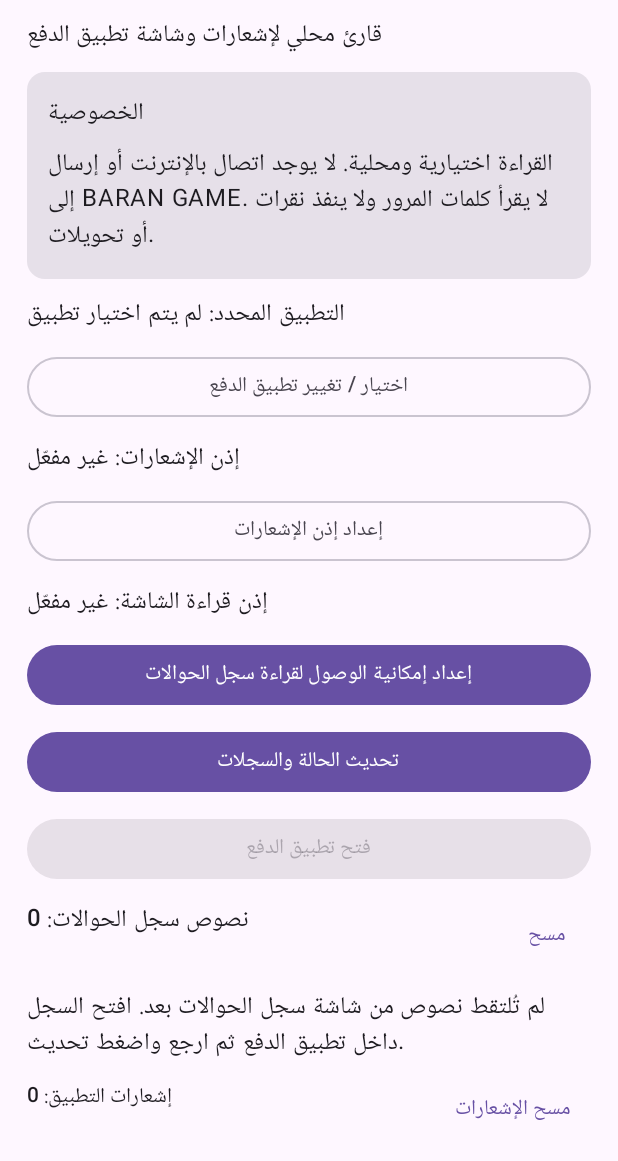
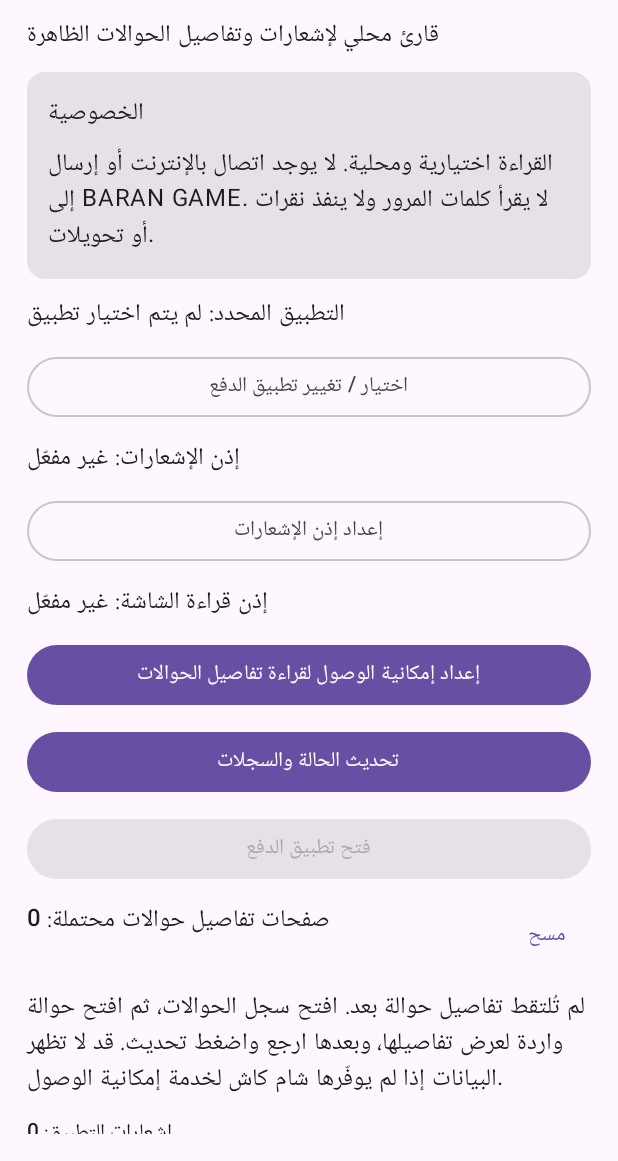
Before and after one commit to eyadooon-cmyk/Baran-Game, an Android app built with Jetpack Compose: the screen it shows after launch (MainActivity), on a phone screen of 412 x 824 dp, the part 75-1236 px from its top. Run offline under Robolectric (Android 15) with nearby library versions, the phone set to English and light mode, and no system bars.

Commit message:
Clarify BARO transfer detail reader UI

```diff
--- a/payment-bridge/app/src/main/java/com/barangame/paymentbridge/MainActivity.kt
+++ b/payment-bridge/app/src/main/java/com/barangame/paymentbridge/MainActivity.kt
@@ -90,7 +90,7 @@ class MainActivity : ComponentActivity() {
             verticalArrangement = Arrangement.spacedBy(10.dp)
         ) {
             Text("BARO Payment Bridge", style = MaterialTheme.typography.headlineSmall)
-            Text("قارئ محلي لإشعارات وشاشة تطبيق الدفع", style = MaterialTheme.typography.titleMedium)
+            Text("قارئ محلي لإشعارات وتفاصيل الحوالات الظاهرة", style = MaterialTheme.typography.titleMedium)
 
             Card(Modifier.fillMaxWidth()) {
                 Column(Modifier.padding(14.dp), verticalArrangement = Arrangement.spacedBy(6.dp)) {
@@ -114,7 +114,7 @@ class MainActivity : ComponentActivity() {
             Button(
                 onClick = { startActivity(Intent(Settings.ACTION_ACCESSIBILITY_SETTINGS)) },
                 modifier = Modifier.fillMaxWidth()
-            ) { Text("إعداد إمكانية الوصول لقراءة سجل الحوالات") }
+            ) { Text("إعداد إمكانية الوصول لقراءة تفاصيل الحوالات") }
 
             Button(
                 onClick = {
@@ -138,14 +138,14 @@ class MainActivity : ComponentActivity() {
             ) { Text("فتح تطبيق الدفع") }
 
             Row(Modifier.fillMaxWidth(), horizontalArrangement = Arrangement.SpaceBetween) {
-                Text("نصوص سجل الحوالات: ${snapshots.size}", style = MaterialTheme.typography.titleMedium)
+                Text("صفحات تفاصيل حوالات محتملة: ${snapshots.size}", style = MaterialTheme.typography.titleMedium)
                 TextButton(onClick = {
                     prefs.edit().remove(NotificationCaptureService.KEY_SCREEN_READS).apply()
                     refresh++
                 }) { Text("مسح") }
             }
             if (snapshots.isEmpty()) {
-                Text("لم تُلتقط نصوص من شاشة سجل الحوالات بعد. افتح السجل داخل تطبيق الدفع ثم ارجع واضغط تحديث.")
+                Text("لم تُلتقط تفاصيل حوالة بعد. افتح سجل الحوالات، ثم افتح حوالة واردة لعرض تفاصيلها، وبعدها ارجع واضغط تحديث. قد لا تظهر البيانات إذا لم يوفّرها شام كاش لخدمة إمكانية الوصول.")
             }
             LazyColumn(verticalArrangement = Arrangement.spacedBy(8.dp), modifier = Modifier.weight(1f)) {
                 items(snapshots, key = { it.optString("fingerprint") }) { item ->
```
